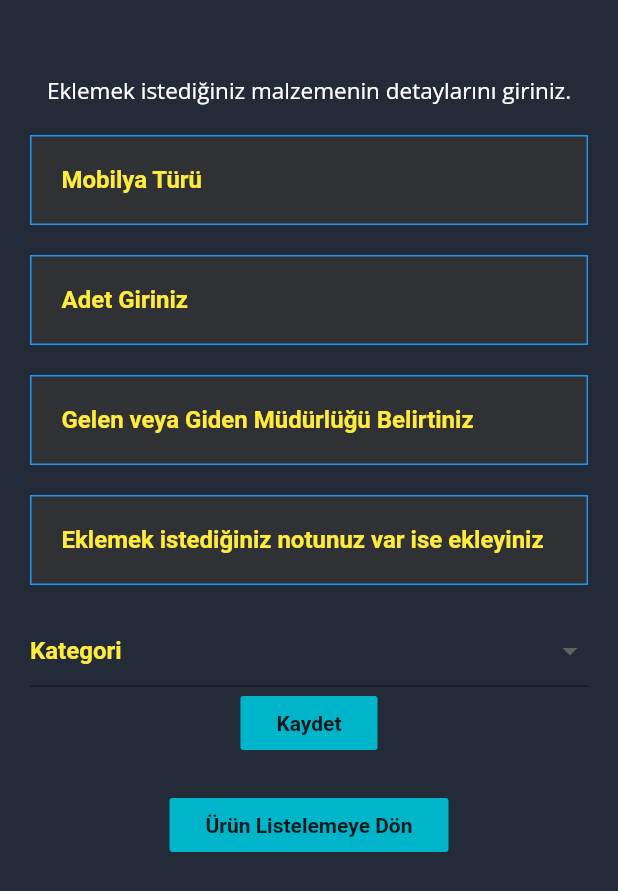
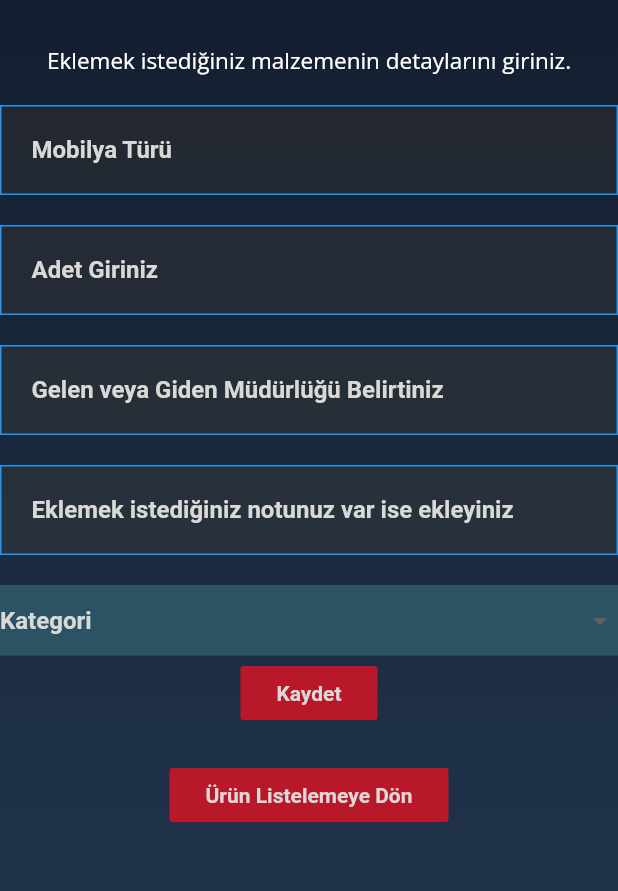
Before and after one commit to KrmKrks/ProjeQR, a Flutter app: the AnaSayfa widget shown alone on an empty page, opened directly, after a tap on "Yeni Ürün Ekle", on a phone screen of 412 x 824 dp. Shown: the top 891 px of the screen. Run offline on Flutter 3.47's test engine with Material 2 defaults, Android fonts, the phone set to English and light mode, and no system bars; our stand-ins replace cloud_firestore, firebase_auth, firebase_core, firebase_storage, google_fonts, qr_flutter; accounts and stored records are empty; network calls fail.

Commit message:
Theme Ayarlamaları yapılıyor

```diff
--- a/lib/Pages/anasayfa.dart
+++ b/lib/Pages/anasayfa.dart
@@ -18,11 +18,19 @@ class _AnaSayfaState extends State<AnaSayfa> {
 
   Widget build(BuildContext context) {
     return Container(
-      color: Theme.of(context).primaryColor,
+      //color: Theme.of(context).primaryColor,
       height: MediaQuery.of(context).size.height,
       width: MediaQuery.of(context).size.width,
-      alignment: Alignment.topCenter,
+      //alignment: Alignment.topCenter,
       margin: EdgeInsets.all(5),
+      decoration: BoxDecoration(
+        gradient: LinearGradient(
+            begin: Alignment.topCenter,
+            end: Alignment.bottomCenter,
+            colors: Provider.of<ThemeProvider>(context).isDarkMode
+                ? gradientDarkMode
+                : gradientLightMode),
+      ),
       child: SingleChildScrollView(
         child: Column(
           mainAxisAlignment: MainAxisAlignment.center,
@@ -55,7 +63,7 @@ class _AnaSayfaState extends State<AnaSayfa> {
                       ),
                     );
                   },
-                  color: logoGreen,
+                  color: Theme.of(context).buttonColor,
                   child: Text('Yeni Ürün Ekle',
                       style: TextStyle(color: Colors.white, fontSize: 20)),
                   textColor: Colors.white,
@@ -73,7 +81,7 @@ class _AnaSayfaState extends State<AnaSayfa> {
                       ),
                     );
                   },
-                  color: logoGreen,
+                  color: Theme.of(context).buttonColor,
                   child: Text('Listeye Git',
                       style: TextStyle(color: Colors.white, fontSize: 20)),
                   textColor: Colors.white,
@@ -91,7 +99,7 @@ class _AnaSayfaState extends State<AnaSayfa> {
                       ),
                     );
                   },
-                  color: logoGreen,
+                  color: Theme.of(context).buttonColor,
                   child: Text('Qr Tara',
                       style: TextStyle(color: Colors.white, fontSize: 20)),
                   textColor: Colors.white,
@@ -109,7 +117,7 @@ class _AnaSayfaState extends State<AnaSayfa> {
                       ),
                     );
                   },
-                  color: logoGreen,
+                  color: Theme.of(context).buttonColor,
                   child: Text('Deneme Kısmı',
                       style: TextStyle(color: Colors.white, fontSize: 20)),
                   textColor: Colors.white,
--- a/lib/Pages/main.dart
+++ b/lib/Pages/main.dart
@@ -4,7 +4,7 @@ import 'package:projeqr/pages/giris_sayfasi.dart';
 import 'package:projeqr/pages/provider/theme_provider.dart';
 import 'package:provider/provider.dart';
 
-Future main() async {
+Future<dynamic> main() async {
   WidgetsFlutterBinding.ensureInitialized();
   await Firebase.initializeApp();
   runApp(QrApp());
--- a/lib/Pages/malzeme_ekleme.dart
+++ b/lib/Pages/malzeme_ekleme.dart
@@ -5,7 +5,9 @@ import 'package:flutter/material.dart';
 import 'package:google_fonts/google_fonts.dart';
 import 'package:projeqr/net/authentication.dart';
 import 'package:projeqr/pages/giris_sayfasi.dart';
+import 'package:projeqr/pages/provider/theme_provider.dart';
 import 'package:projeqr/pages/urun_listeleme.dart';
+import 'package:provider/provider.dart';
 
 AuthService _authService = AuthService();
 
@@ -48,6 +50,7 @@ class _MalzemeEklemeState extends State<MalzemeEkleme> {
     'Sandalye',
     'Dolap',
     'Keson',
+    'Diğer',
   ];
 
   final Color logoGreen = Color(0xFF5f59f7);
@@ -58,9 +61,15 @@ class _MalzemeEklemeState extends State<MalzemeEkleme> {
   Widget build(BuildContext context) {
     return SafeArea(
       child: Scaffold(
-          body: Container(
-        margin: EdgeInsets.all(20),
-        child: SingleChildScrollView(
+        body: Container(
+          decoration: BoxDecoration(
+            gradient: LinearGradient(
+                begin: Alignment.topCenter,
+                end: Alignment.bottomCenter,
+                colors: Provider.of<ThemeProvider>(context).isDarkMode
+                    ? gradientDarkMode
+                    : gradientLightMode),
+          ),
           child: Form(
             key: _formKey,
             autovalidate: _autovalidate,
@@ -142,7 +151,11 @@ class _MalzemeEklemeState extends State<MalzemeEkleme> {
                 FlatButton(
                   child: Padding(
                     padding: const EdgeInsets.all(8.0),
-                    child: Text("Kaydet"),
+                    child: Text(
+                      "Kaydet",
+                      style: TextStyle(
+                          color: Theme.of(context).colorScheme.primary),
+                    ),
                   ),
                   color: Theme.of(context).buttonColor,
                   onPressed: () {
@@ -177,7 +190,11 @@ class _MalzemeEklemeState extends State<MalzemeEkleme> {
                 FlatButton(
                   child: Padding(
                     padding: const EdgeInsets.all(8.0),
-                    child: Text("Ürün Listelemeye Dön"),
+                    child: Text(
+                      "Ürün Listelemeye Dön",
+                      style: TextStyle(
+                          color: Theme.of(context).colorScheme.primary),
+                    ),
                   ),
                   color: Theme.of(context).buttonColor,
                   onPressed: () {
@@ -191,7 +208,7 @@ class _MalzemeEklemeState extends State<MalzemeEkleme> {
             ),
           ),
         ),
-      )),
+      ),
     );
   }
 }
--- a/lib/Pages/provider/theme_provider.dart
+++ b/lib/Pages/provider/theme_provider.dart
@@ -12,13 +12,13 @@ class ThemeProvider extends ChangeNotifier {
 
 class AppThemes {
   static final lightTheme = ThemeData(
-    primaryColor: Colors.grey[200],
+    primaryColor: Color(0xFF71A8E7),
     backgroundColor: Colors.white,
     scaffoldBackgroundColor: Colors.white,
-    colorScheme: ColorScheme.light(primary: Colors.black),
-    iconTheme: IconThemeData(color: Colors.red, opacity: 0.8),
+    colorScheme: ColorScheme.light(primary: Colors.white),
+    iconTheme: IconThemeData(color: Color(0xFF212d40), opacity: 0.8),
     shadowColor: Colors.blue,
-    buttonColor: Color(0xFF00b5c9),
+    buttonColor: Color(0xFFff9f1c) /*Color(0xFF91f3fc)*/,
     textTheme: TextTheme(
       headline1: TextStyle(
         fontFamily: 'Roboto',
@@ -30,13 +30,16 @@ class AppThemes {
   );
 
   static final darkTheme = ThemeData(
-    primaryColor: Color(0xFF232b38),
-    backgroundColor: Color(0xFF1E304E),
-    scaffoldBackgroundColor: Color(0xFF232b38),
-    colorScheme: ColorScheme.light(primary: Colors.yellow),
+    primaryColor: Color(0xFF2C5364)
+
+    /*Color(0xFF232b38)*/,
+    backgroundColor: Colors.white /*Color(0xFF536B94)*/,
+    cardColor: Color(0xFF536B94),
+    scaffoldBackgroundColor: Color(0xFF3F4D64),
+    colorScheme: ColorScheme.light(primary: Color(0xFFd9dad7)),
     iconTheme: IconThemeData(color: Colors.amber[800], opacity: 0.8),
     shadowColor: Colors.white,
-    buttonColor: Color(0xFF00b5c9),
+    buttonColor: Color(0xFFB9182A) /*Color(0xFFc24d2c)*/,
     textTheme: TextTheme(
       headline1: TextStyle(
         fontFamily: 'Roboto',
@@ -47,3 +50,13 @@ class AppThemes {
     ),
   );
 }
+
+List<Color> gradientDarkMode = [
+  Color(0xFF141E30),
+  Color(0xFF243B55),
+];
+List<Color> gradientLightMode = [
+  Color(0xFF91EAE4),
+  Color(0xFF71A8E7),
+  Color(0xFF7F7FD5),
+];
--- a/lib/net/storage_service.dart
+++ b/lib/net/storage_service.dart
@@ -1,4 +1,3 @@
-import 'package:cloud_firestore/cloud_firestore.dart';
 import 'package:firebase_storage/firebase_storage.dart';
 import 'dart:io';
 
```
Also changed, not shown: lib/Pages/giris_sayfasi.dart (+23 -13 lines), lib/Pages/urun_listeleme.dart (+25 -8 lines).
